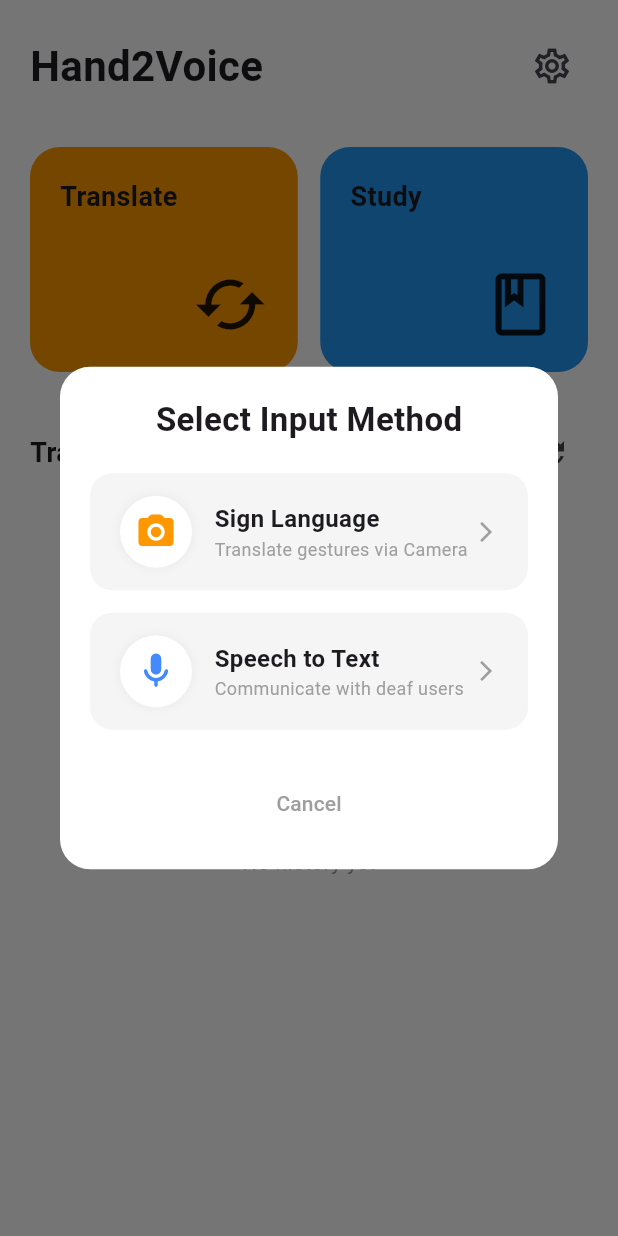
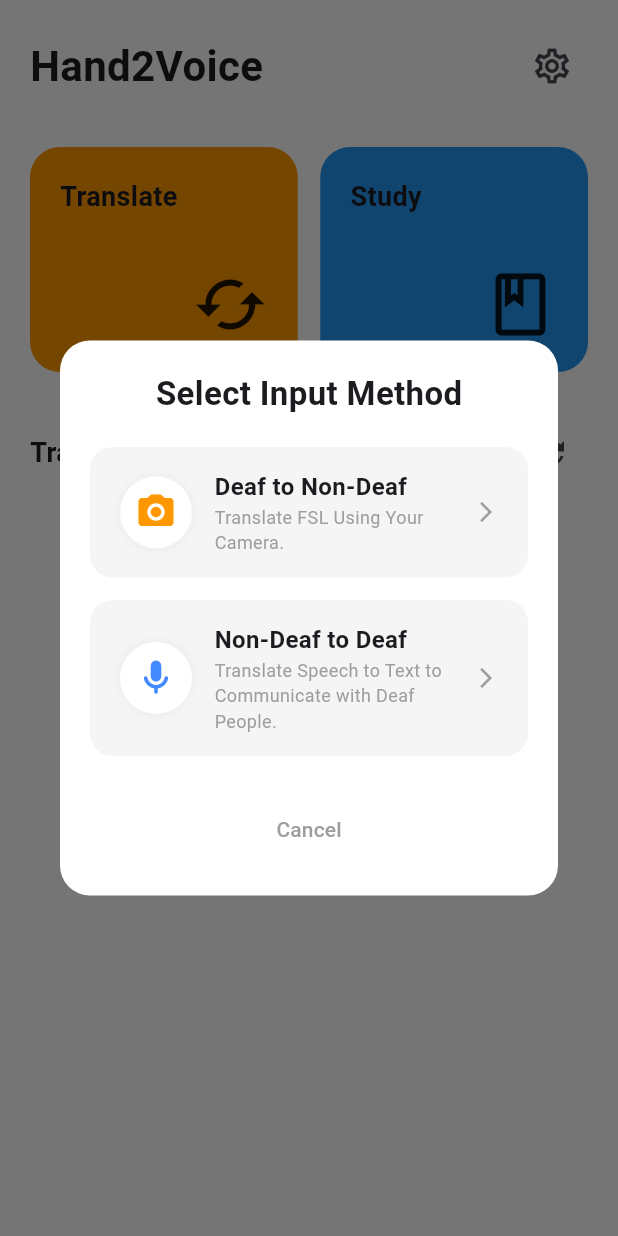
Before and after one commit to JasonAlbelda/hand2voice, a Flutter app: the screen it shows after launch, after a tap on "Translate", on a phone screen of 412 x 824 dp. Run offline on Flutter 3.47's test engine with Material 3 defaults, Android fonts, the phone set to English and light mode, and no system bars; our stand-ins replace camera, chewie, flutter_tts, image_picker, shared_preferences, speech_to_text and 1 more; missing offline and left inert: cached_video_player_plus, tflite_flutter.

Commit message:
style: change translate descriptions

```diff
--- a/lib/features/home/screens/home_screen.dart
+++ b/lib/features/home/screens/home_screen.dart
@@ -6,9 +6,7 @@ import 'package:hand2voice/features/scan/screens/processing_screen.dart';
 import 'package:hand2voice/features/scan/screens/result_screen.dart';
 import 'package:hand2voice/features/scan/widgets/speech_screen.dart';
 import 'package:hand2voice/features/study/screens/study_screen.dart';
-import 'package:hand2voice/features/study/widgets/quiz_view.dart';
 import 'package:intl/intl.dart';
-import 'package:hand2voice/features/scan/screens/scan_screen.dart';
 import 'package:hand2voice/features/history/history_service.dart';
 
 class HomeScreen extends StatefulWidget {
@@ -201,16 +199,17 @@ class _HomeScreenState extends State<HomeScreen> {
         options: [
           // Option 1: Camera (Sign Language)
           SelectionOption(
-            label: "Sign Language",
-            description: "Translate gestures via Camera",
+            label: "Deaf to Non-Deaf",
+            description: "Translate FSL Using Your Camera.",
             icon: Icons.camera_alt_rounded,
             color: Colors.orange,
             onTap: _startCameraFlow, // Calls the function below
           ),
           // Option 2: Microphone (Speech to Text)
           SelectionOption(
-            label: "Speech to Text",
-            description: "Communicate with deaf users",
+            label: "Non-Deaf to Deaf",
+            description:
+                "Translate Speech to Text to Communicate with Deaf People.",
             icon: Icons.mic_rounded,
             color: Colors.blueAccent,
             onTap: _startSpeechFlow,
```
